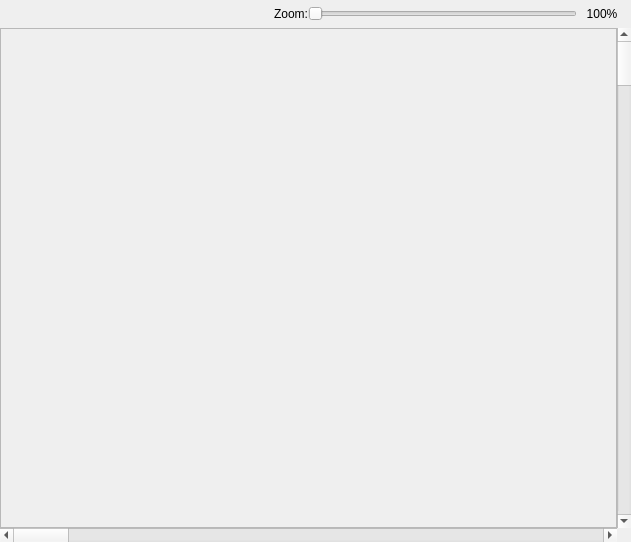
Old version of the form debugger/nametabledisplaydialog.ui in the repository christopherpow/nesicide.
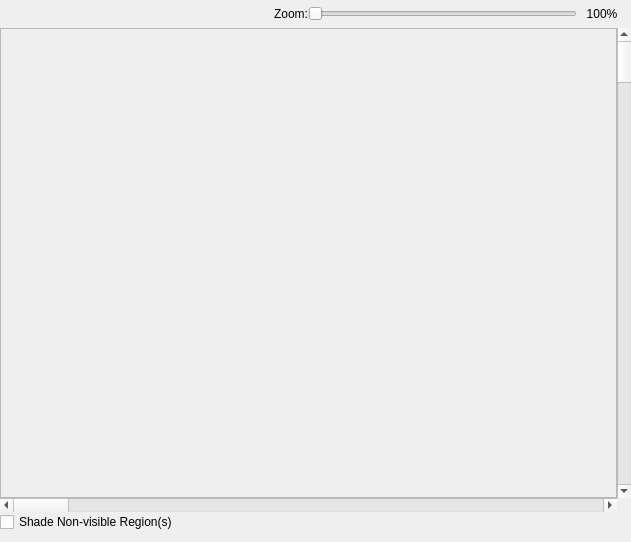
New version of the form.

Commit message: adding plumbing for oam visible-sprites-only and nametable visible-regions-only features enabled

The edit to the form file:
```diff
--- a/debugger/nametabledisplaydialog.ui
+++ b/debugger/nametabledisplaydialog.ui
@@ -14,9 +14,18 @@
    <string>Dialog</string>
   </property>
   <layout class="QGridLayout" name="gridLayout">
-   <property name="margin">
+   <property name="leftMargin">
     <number>0</number>
    </property>
+   <property name="topMargin">
+    <number>0</number>
+   </property>
+   <property name="rightMargin">
+    <number>0</number>
+   </property>
+   <property name="bottomMargin">
+    <number>10</number>
+   </property>
    <property name="spacing">
     <number>0</number>
    </property>
@@ -135,6 +144,17 @@
      </property>
     </widget>
    </item>
+   <item row="3" column="0">
+    <layout class="QGridLayout" name="gridLayout_3">
+     <item row="0" column="0">
+      <widget class="QCheckBox" name="showVisible">
+       <property name="text">
+        <string>Shade Non-visible Region(s)</string>
+       </property>
+      </widget>
+     </item>
+    </layout>
+   </item>
   </layout>
  </widget>
  <resources/>
```
The commit also changes 9 other files.
